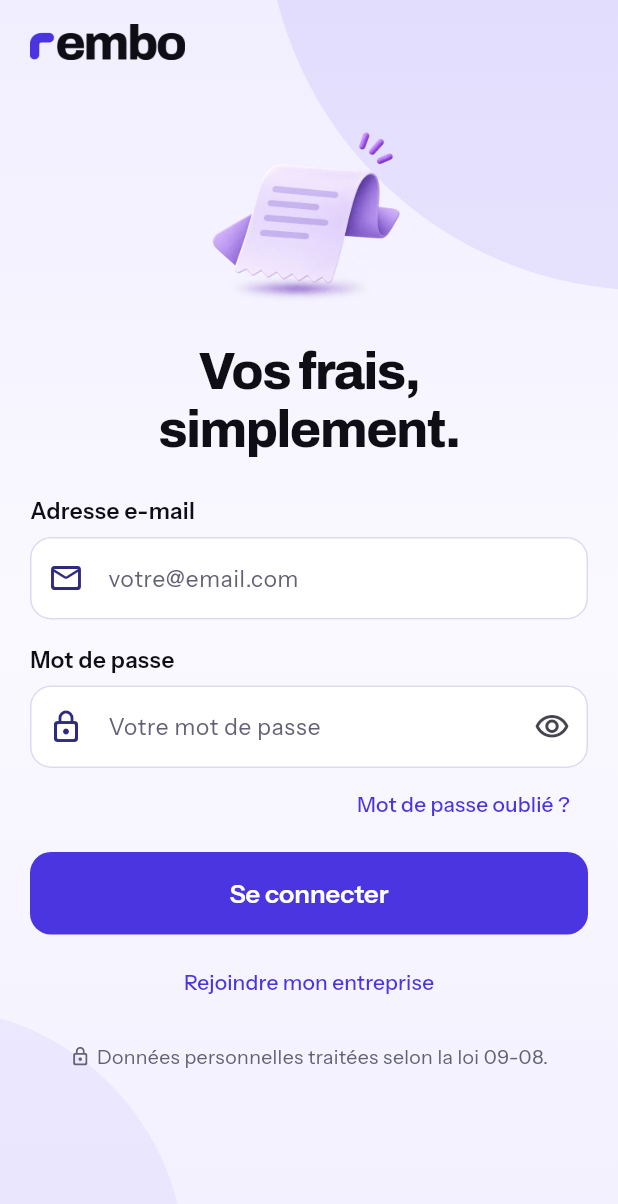
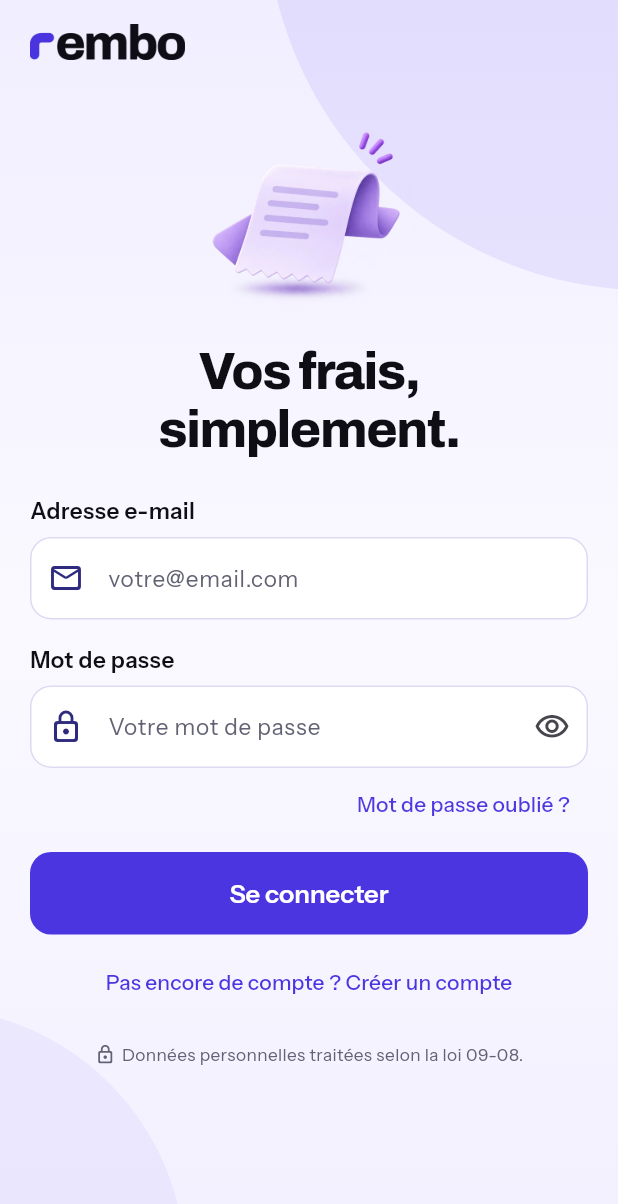
Before and after one commit to exceev-technology/rembo, a Flutter app: the WelcomeScreen screen opened by its route, after a tap on "Passer", on a phone screen of 412 x 824 dp. Shown: the top 1204 px of the screen. Run offline on Flutter 3.47's test engine with Material 3 defaults, Android fonts, the phone set to English and light mode, and no system bars; our stand-ins replace image_picker, share_plus, supabase_flutter; accounts and stored records are empty.

Commit message:
feat(ui): animate the transitions and the arrival of page elements
Files of this issue at the end of Sprint 3. Gathers the work first done in:
- 1608e90 feat(ui): transitions between screens, a welcome animation that tells the product
- aab95ce feat(ui): animated launch screen, pages arrive element by element

```diff
--- /dev/null
+++ b/lib/core/motion/rembo_motion.dart
@@ -0,0 +1,208 @@
+import 'package:flutter/material.dart';
+
+/// Motion of the app, in one place. Three rules:
+/// - a screen never appears « dry »: it comes from where the person acted;
+/// - one arrival per screen, short, then nothing moves on its own;
+/// - when the phone asks for reduced motion, everything is shown at once.
+abstract final class RemboMotion {
+  static const quick = Duration(milliseconds: 180);
+  static const page = Duration(milliseconds: 480);
+  static const arrival = Duration(milliseconds: 600);
+
+  /// Gap between two elements arriving one after the other.
+  static const step = Duration(milliseconds: 95);
+
+  static const enter = Curves.easeOutCubic;
+  static const leave = Curves.easeInCubic;
+
+  /// False while the opening still covers the app: arrivals wait for it,
+  /// so that they are seen. True everywhere else (and in tests).
+  static final curtainUp = ValueNotifier<bool>(true);
+
+  /// Runs [start] now, or as soon as the opening is over.
+  static void whenVisible(VoidCallback start) {
+    if (curtainUp.value) return start();
+    void once() {
+      if (!curtainUp.value) return;
+      curtainUp.removeListener(once);
+      start();
+    }
+
+    curtainUp.addListener(once);
+  }
+
+  static bool reduced(BuildContext context) =>
+      MediaQuery.maybeDisableAnimationsOf(context) ?? false;
+}
+
+/// Screen changes: the new page slides in from the side it was called
+/// from while it fades in; the page underneath steps back a little.
+/// Going back plays the same movement in reverse.
+class RemboPageTransitions extends PageTransitionsBuilder {
+  const RemboPageTransitions();
+
+  static final _fadeIn = CurveTween(
+    curve: const Interval(0, .7, curve: Curves.easeOut),
+  );
+  static final _slideIn = Tween(
+    begin: const Offset(.09, 0),
+    end: Offset.zero,
+  ).chain(CurveTween(curve: RemboMotion.enter));
+  static final _stepBack = Tween(
+    begin: Offset.zero,
+    end: const Offset(-.05, 0),
+  ).chain(CurveTween(curve: Curves.easeInOutCubic));
+  static final _dim = Tween(
+    begin: 1.0,
+    end: .0,
+  ).chain(CurveTween(curve: const Interval(0, .6, curve: Curves.easeIn)));
+
+  @override
+  Duration get transitionDuration => RemboMotion.page;
+
+  @override
+  Duration get reverseTransitionDuration => RemboMotion.page;
+
+  @override
+  Widget buildTransitions<T>(
+    PageRoute<T> route,
+    BuildContext context,
+    Animation<double> animation,
+    Animation<double> secondaryAnimation,
+    Widget child,
+  ) {
+    if (RemboMotion.reduced(context)) {
+      return FadeTransition(opacity: animation, child: child);
+    }
+    return SlideTransition(
+      position: secondaryAnimation.drive(_stepBack),
+      child: FadeTransition(
+        opacity: secondaryAnimation.drive(_dim),
+        child: SlideTransition(
+          position: animation.drive(_slideIn),
+          child: FadeTransition(
+            opacity: animation.drive(_fadeIn),
+            child: child,
+          ),
+        ),
+      ),
+    );
+  }
+}
+
+/// Plays once when [child] is first shown: it fades in while rising (or
+/// growing, with [scaleFrom]). [order] delays it so that a few elements
+/// arrive one after the other.
+class Entrance extends StatefulWidget {
+  const Entrance({
+    super.key,
+    required this.child,
+    this.order = 0,
+    this.rise = 14,
+    this.scaleFrom,
+    this.curve = RemboMotion.enter,
+  });
+  final Widget child;
+  final int order;
+
+  /// Distance travelled upwards, in logical pixels.
+  final double rise;
+  final double? scaleFrom;
+  final Curve curve;
+
+  @override
+  State<Entrance> createState() => _EntranceState();
+}
+
+class _EntranceState extends State<Entrance>
+    with SingleTickerProviderStateMixin {
+  late final AnimationController _controller = AnimationController(
+    vsync: this,
+    duration: RemboMotion.arrival + RemboMotion.step * widget.order,
+  );
+  bool _started = false;
+
+  @override
+  void didChangeDependencies() {
+    super.didChangeDependencies();
+    if (_started) return;
+    _started = true;
+    if (RemboMotion.reduced(context)) {
+      _controller.value = 1;
+    } else {
+      RemboMotion.whenVisible(() {
+        if (mounted) _controller.forward();
+      });
+    }
+  }
+
+  @override
+  void dispose() {
+    _controller.dispose();
+    super.dispose();
+  }
+
+  @override
+  Widget build(BuildContext context) {
+    final total = _controller.duration!.inMilliseconds;
+    final start = (RemboMotion.step.inMilliseconds * widget.order) / total;
+    final curved = CurvedAnimation(
+      parent: _controller,
+      curve: Interval(start, 1, curve: widget.curve),
+    );
+    final fade = CurvedAnimation(
+      parent: _controller,
+      curve: Interval(start, 1, curve: Curves.easeOut),
+    );
+    return AnimatedBuilder(
+      animation: _controller,
+      child: widget.child,
+      builder: (context, child) {
+        final t = curved.value;
+        Widget result = Transform.translate(
+          offset: Offset(0, widget.rise * (1 - t)),
+          child: child,
+        );
+        final from = widget.scaleFrom;
+        if (from != null) {
+          result = Transform.scale(scale: from + (1 - from) * t, child: result);
+        }
+        return Opacity(opacity: fade.value.clamp(0.0, 1.0), child: result);
+      },
+    );
+  }
+}
+
+/// A number that counts up to [value] when it first appears.
+class CountUp extends StatelessWidget {
+  const CountUp({
+    super.key,
+    required this.value,
+    required this.format,
+    this.style,
+    this.delay = Duration.zero,
+  });
+  final int value;
+  final String Function(int) format;
+  final TextStyle? style;
+  final Duration delay;
+
+  @override
+  Widget build(BuildContext context) {
+    if (RemboMotion.reduced(context)) return Text(format(value), style: style);
+    const run = Duration(milliseconds: 700);
+    final total = delay + run;
+    final start = delay.inMilliseconds / total.inMilliseconds;
+    return TweenAnimationBuilder<double>(
+      tween: Tween(begin: 0, end: 1),
+      duration: total,
+      curve: Interval(start, 1, curve: Curves.easeOutCubic),
+      builder: (context, t, _) => Text(
+        format((value * t).round()),
+        style: style,
+        // Read once, with the final amount.
+        semanticsLabel: format(value),
+      ),
+    );
+  }
+}
--- a/lib/core/widgets/rembo_page.dart
+++ b/lib/core/widgets/rembo_page.dart
@@ -1,5 +1,6 @@
 import 'package:flutter/material.dart';
 
+import '../motion/rembo_motion.dart';
 import '../theme/rembo_tokens.dart';
 import 'rembo_illustration.dart';
 import 'rembo_logo.dart';
@@ -53,6 +54,7 @@ class RemboPage extends StatelessWidget {
     this.bottom,
     this.trailing,
     this.showBack,
+    this.logo = false,
     this.embedded = false,
     this.onRefresh,
     this.floatingActionButton,
@@ -65,9 +67,15 @@ class RemboPage extends StatelessWidget {
 
   /// Defaults to « there is a screen to go back to ».
   final bool? showBack;
+
+  /// The REMBO logo, kept for the entry pages and each role's home.
+  final bool logo;
   final bool embedded;
   final Future<void> Function()? onRefresh;
   final Widget? floatingActionButton;
+
+  /// How many of the first elements arrive one after the other.
+  static const _staggered = 7;
 
   @override
   Widget build(BuildContext context) {
@@ -80,7 +88,13 @@ class RemboPage extends StatelessWidget {
         RemboSpace.xl,
       ),
       physics: const AlwaysScrollableScrollPhysics(),
-      children: children,
+      children: [
+        for (final (i, child) in children.indexed)
+          // What is below the fold is not delayed: it is not seen arriving.
+          i < _staggered
+              ? Entrance(key: ValueKey('arrive-$i'), order: i, child: child)
+              : child,
+      ],
     );
     if (onRefresh != null) {
       list = RefreshIndicator(onRefresh: onRefresh!, child: list);
@@ -89,7 +103,7 @@ class RemboPage extends StatelessWidget {
       bottom: !embedded,
       child: Column(
         children: [
-          _Header(back: back, trailing: trailing),
+          _Header(back: back, logo: logo, trailing: trailing),
           Expanded(child: list),
           if (bottom != null)
             Padding(
@@ -126,18 +140,21 @@ class RemboPage extends StatelessWidget {
 }
 
 class _Header extends StatelessWidget {
-  const _Header({required this.back, this.trailing});
+  const _Header({required this.back, required this.logo, this.trailing});
   final bool back;
+  final bool logo;
   final Widget? trailing;
 
   @override
   Widget build(BuildContext context) => Padding(
     padding: const EdgeInsets.symmetric(horizontal: RemboSpace.sm),
     child: SizedBox(
-      height: 56,
+      // Nothing to show: only a little air above the title.
+      height: back || logo || trailing != null ? 56 : RemboSpace.md,
       child: Stack(
         alignment: Alignment.center,
         children: [
+          if (logo)
             Align(
               alignment: back ? Alignment.center : Alignment.centerLeft,
               child: Padding(
@@ -253,15 +270,12 @@ class RemboHero extends StatelessWidget {
                   header: true,
                   child: Text(
                     title,
-                    style: RemboText.display.copyWith(fontSize: 28),
+                    style: RemboText.display.copyWith(fontSize: 26),
                   ),
                 ),
                 if (subtitle != null) ...[
                   const SizedBox(height: RemboSpace.sm),
-                  Text(
-                    subtitle!,
-                    style: RemboText.body.copyWith(color: RemboColors.muted),
-                  ),
+                  Text(subtitle!, style: RemboText.note.copyWith(fontSize: 14)),
                 ],
                 if (below != null) ...[
                   const SizedBox(height: RemboSpace.md),
@@ -271,12 +285,15 @@ class RemboHero extends StatelessWidget {
             ),
           ),
           // A long word would be cut in two beside the picture.
+          // The plain receipt said nothing about the page: only a picture
+          // chosen for the page is shown.
           if (art &&
+              illustration != RemboArt.receipt &&
               roomy &&
               !title.split(RegExp(r'\s+')).any((w) => w.length > 11)) ...[
             const SizedBox(width: RemboSpace.sm),
             HeroArt(
-              height: illustration == RemboArt.receipt ? 96 : 108,
+              height: 96,
               badge: badge,
               badgeColor: badgeColor,
               art: illustration,
@@ -308,14 +325,21 @@ class RemboMoment extends StatelessWidget {
   Widget build(BuildContext context) => Column(
     children: [
       const SizedBox(height: RemboSpace.sm),
-      HeroArt(
+      Entrance(
+        rise: 0,
+        scaleFrom: .78,
+        curve: Curves.easeOutBack,
+        child: HeroArt(
           height: illustration == RemboArt.receipt ? 150 : 180,
           badge: badge,
           badgeColor: badgeColor,
           art: illustration,
         ),
+      ),
       const SizedBox(height: RemboSpace.xl),
-      Semantics(
+      Entrance(
+        order: 2,
+        child: Semantics(
           header: true,
           child: Text(
             title,
@@ -323,11 +347,15 @@ class RemboMoment extends StatelessWidget {
             textAlign: TextAlign.center,
           ),
         ),
+      ),
       const SizedBox(height: RemboSpace.sm),
-      Text(
+      Entrance(
+        order: 3,
+        child: Text(
           message,
-        style: RemboText.body.copyWith(color: RemboColors.muted),
+          style: RemboText.note.copyWith(fontSize: 14),
           textAlign: TextAlign.center,
+        ),
       ),
       const SizedBox(height: RemboSpace.xl),
     ],
@@ -409,8 +437,8 @@ class InfoStrip extends StatelessWidget {
   Widget build(BuildContext context) => Container(
     width: double.infinity,
     padding: const EdgeInsets.symmetric(
-      horizontal: RemboSpace.lg,
-      vertical: RemboSpace.md,
+      horizontal: RemboSpace.md,
+      vertical: RemboSpace.sm + 2,
     ),
     decoration: BoxDecoration(
       color: background,
@@ -418,10 +446,10 @@ class InfoStrip extends StatelessWidget {
     ),
     child: Row(
       children: [
-        Icon(icon, size: 20, color: color),
-        const SizedBox(width: RemboSpace.md),
+        Icon(icon, size: 18, color: color),
+        const SizedBox(width: RemboSpace.sm),
         Expanded(
-          child: Text(text, style: RemboText.body.copyWith(color: color)),
+          child: Text(text, style: RemboText.note.copyWith(color: color)),
         ),
       ],
     ),
--- a/lib/core/widgets/rembo_widgets.dart
+++ b/lib/core/widgets/rembo_widgets.dart
@@ -4,6 +4,7 @@ library;
 export '../data/models.dart';
 export '../format/formatters.dart';
 export '../format/parsers.dart';
+export '../motion/rembo_motion.dart';
 export '../theme/rembo_theme.dart';
 export '../theme/rembo_tokens.dart';
 export 'expense_tile.dart';
--- a/lib/features/auth/login_screen.dart
+++ b/lib/features/auth/login_screen.dart
@@ -61,6 +61,7 @@ class _LoginScreenState extends State<LoginScreen> {
   Widget build(BuildContext context) {
     final demo = AppScope.of(context).isDemo;
     return RemboPage(
+      logo: true,
       showBack: false,
       children: [
         const SizedBox(height: RemboSpace.sm),
@@ -142,7 +143,7 @@ class _LoginScreenState extends State<LoginScreen> {
           child: TextButton(
             key: const ValueKey('login-signup'),
             onPressed: () => Navigator.of(context).pushNamed(AppRoutes.signup),
-            child: const Text('Rejoindre mon entreprise'),
+            child: const Text('Pas encore de compte ? Créer un compte'),
           ),
         ),
         if (demo) ...[
@@ -193,10 +194,16 @@ class _LoginScreenState extends State<LoginScreen> {
               color: RemboColors.muted,
             ),
             const SizedBox(width: RemboSpace.xs),
+            // Always on one line: it shrinks rather than wraps.
             Flexible(
-              child: Text(
-                'Données personnelles traitées selon la loi 09-08.',
-                style: RemboText.caption,
+              child: FittedBox(
+                fit: BoxFit.scaleDown,
+                child: Text(
+                  'Données personnelles traitées selon la loi 09-08.',
+                  maxLines: 1,
+                  softWrap: false,
+                  style: RemboText.caption.copyWith(fontSize: 11.5),
+                ),
               ),
             ),
           ],
```
Also changed, not shown: lib/core/theme/rembo_theme.dart (+7 -0 lines), lib/features/expenses/summary_screen.dart (+25 -27 lines), lib/features/shell/home_gate.dart (+18 -4 lines), lib/features/shell/role_shell.dart (+33 -5 lines), 8 other files. Lines whose indentation alone changed are shown as unchanged.
